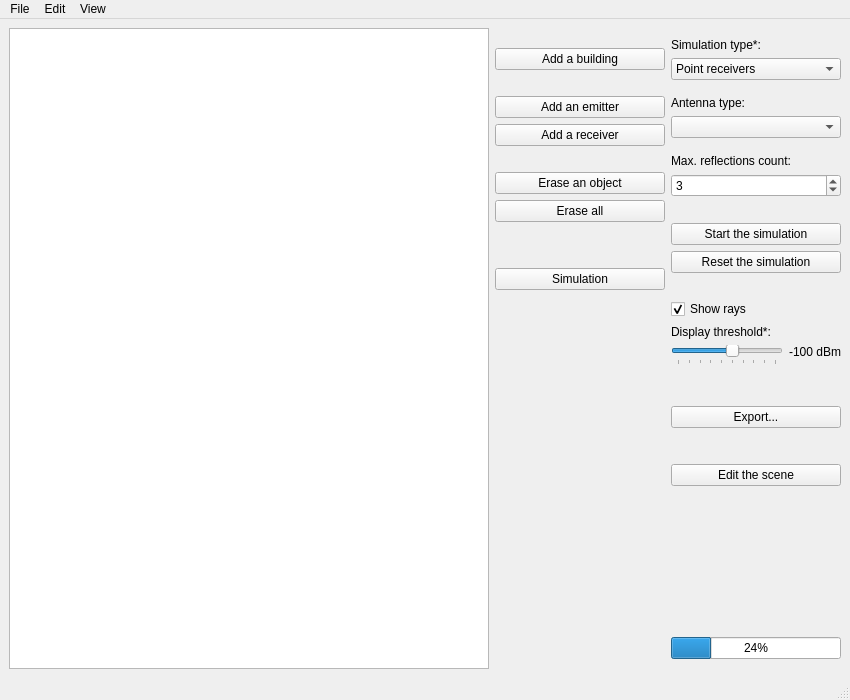
First picture: the form in Source/mainwindow.ui, repository mathphi/ELEC-H415_5G-Small-Cells, before the edit.
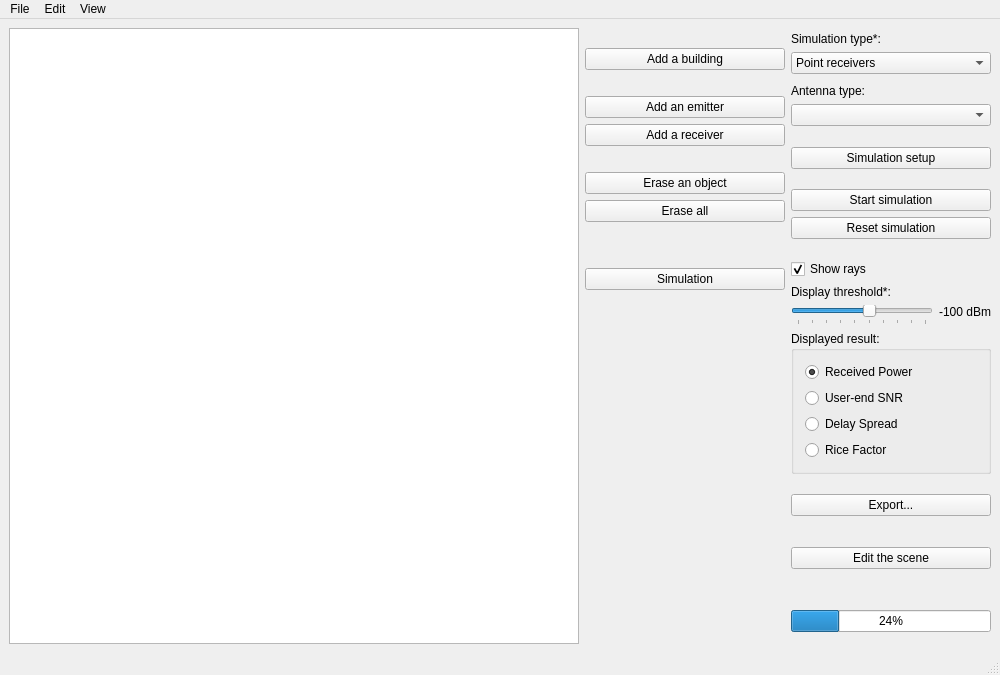
Second picture: the form after the edit. Icons and pictures are not drawn.

Diff of the .ui file:
```diff
--- a/Source/mainwindow.ui
+++ b/Source/mainwindow.ui
@@ -6,14 +6,14 @@
    <rect>
     <x>0</x>
     <y>0</y>
-    <width>850</width>
-    <height>700</height>
+    <width>1000</width>
+    <height>675</height>
    </rect>
   </property>
   <property name="minimumSize">
    <size>
     <width>850</width>
-    <height>650</height>
+    <height>675</height>
    </size>
   </property>
   <property name="windowTitle">
@@ -188,7 +188,7 @@
          </property>
          <property name="sizeHint" stdset="0">
           <size>
-           <width>170</width>
+           <width>200</width>
            <height>10</height>
           </size>
          </property>
@@ -218,7 +218,7 @@
           <enum>Qt::Vertical</enum>
          </property>
          <property name="sizeType">
-          <enum>QSizePolicy::Fixed</enum>
+          <enum>QSizePolicy::Maximum</enum>
          </property>
          <property name="sizeHint" stdset="0">
           <size>
@@ -267,7 +267,7 @@
           <enum>Qt::Vertical</enum>
          </property>
          <property name="sizeType">
-          <enum>QSizePolicy::Fixed</enum>
+          <enum>QSizePolicy::Maximum</enum>
          </property>
          <property name="sizeHint" stdset="0">
           <size>
@@ -302,52 +302,39 @@
           <item>
            <widget class="QComboBox" name="combobox_antennas_type"/>
           </item>
-          <item>
-           <spacer name="verticalSpacer_14">
-            <property name="orientation">
-             <enum>Qt::Vertical</enum>
-            </property>
-            <property name="sizeType">
-             <enum>QSizePolicy::Fixed</enum>
-            </property>
-            <property name="sizeHint" stdset="0">
-             <size>
-              <width>20</width>
-              <height>10</height>
-             </size>
-            </property>
-           </spacer>
-          </item>
          </layout>
         </widget>
        </item>
-       <item>
-        <widget class="QLabel" name="label">
-         <property name="text">
-          <string>Max. reflections count:</string>
-         </property>
-         <property name="wordWrap">
-          <bool>true</bool>
-         </property>
-        </widget>
-       </item>
-       <item>
-        <widget class="QSpinBox" name="spinbox_reflections">
-         <property name="minimum">
-          <number>0</number>
-         </property>
-         <property name="value">
-          <number>3</number>
-         </property>
-        </widget>
-       </item>
        <item>
         <spacer name="verticalSpacer_9">
          <property name="orientation">
           <enum>Qt::Vertical</enum>
          </property>
          <property name="sizeType">
-          <enum>QSizePolicy::Fixed</enum>
+          <enum>QSizePolicy::Maximum</enum>
+         </property>
+         <property name="sizeHint" stdset="0">
+          <size>
+           <width>20</width>
+           <height>20</height>
+          </size>
+         </property>
+        </spacer>
+       </item>
+       <item>
+        <widget class="QPushButton" name="button_simSetup">
+         <property name="text">
+          <string>Simulation setup</string>
+         </property>
+        </widget>
+       </item>
+       <item>
+        <spacer name="verticalSpacer_13">
+         <property name="orientation">
+          <enum>Qt::Vertical</enum>
+         </property>
+         <property name="sizeType">
+          <enum>QSizePolicy::Maximum</enum>
          </property>
          <property name="sizeHint" stdset="0">
           <size>
@@ -360,14 +347,14 @@
        <item>
         <widget class="QPushButton" name="button_simControl">
          <property name="text">
-          <string>Start the simulation</string>
+          <string>Start simulation</string>
          </property>
         </widget>
        </item>
        <item>
         <widget class="QPushButton" name="button_simReset">
          <property name="text">
-          <string>Reset the simulation</string>
+          <string>Reset simulation</string>
          </property>
         </widget>
        </item>
@@ -377,7 +364,7 @@
           <enum>Qt::Vertical</enum>
          </property>
          <property name="sizeType">
-          <enum>QSizePolicy::Fixed</enum>
+          <enum>QSizePolicy::Maximum</enum>
          </property>
          <property name="sizeHint" stdset="0">
           <size>
@@ -387,6 +374,21 @@
          </property>
         </spacer>
        </item>
+       <item>
+        <widget class="QWidget" name="group_show_rays" native="true">
+         <layout class="QVBoxLayout" name="verticalLayout_6">
+          <property name="leftMargin">
+           <number>0</number>
+          </property>
+          <property name="topMargin">
+           <number>0</number>
+          </property>
+          <property name="rightMargin">
+           <number>0</number>
+          </property>
+          <property name="bottomMargin">
+           <number>0</number>
+          </property>
        <item>
         <widget class="QCheckBox" name="checkbox_rays">
          <property name="text">
@@ -464,21 +466,60 @@
          </item>
         </layout>
        </item>
+         </layout>
+        </widget>
+       </item>
        <item>
-        <spacer name="verticalSpacer_13">
-         <property name="orientation">
-          <enum>Qt::Vertical</enum>
+        <widget class="QGroupBox" name="group_result_type">
+         <property name="title">
+          <string>Displayed result:</string>
          </property>
-         <property name="sizeType">
-          <enum>QSizePolicy::Fixed</enum>
-         </property>
-         <property name="sizeHint" stdset="0">
-          <size>
-           <width>20</width>
-           <height>15</height>
-          </size>
-         </property>
-        </spacer>
+         <layout class="QVBoxLayout" name="verticalLayout_3">
+          <property name="leftMargin">
+           <number>11</number>
+          </property>
+          <property name="topMargin">
+           <number>11</number>
+          </property>
+          <property name="rightMargin">
+           <number>11</number>
+          </property>
+          <property name="bottomMargin">
+           <number>11</number>
+          </property>
+          <item>
+           <widget class="QRadioButton" name="radio_result_power">
+            <property name="text">
+             <string>Received Power</string>
+            </property>
+            <property name="checked">
+             <bool>true</bool>
+            </property>
+           </widget>
+          </item>
+          <item>
+           <widget class="QRadioButton" name="radio_result_SNR">
+            <property name="text">
+             <string>User-end SNR</string>
+            </property>
+           </widget>
+          </item>
+          <item>
+           <widget class="QRadioButton" name="radio_result_delay">
+            <property name="text">
+             <string>Delay Spread</string>
+            </property>
+           </widget>
+          </item>
+          <item>
+           <widget class="QRadioButton" name="radio_result_rice">
+            <property name="text">
+             <string>Rice Factor</string>
+            </property>
+           </widget>
+          </item>
+         </layout>
+        </widget>
        </item>
        <item>
         <spacer name="verticalSpacer_11">
@@ -486,7 +527,7 @@
           <enum>Qt::Vertical</enum>
          </property>
          <property name="sizeType">
-          <enum>QSizePolicy::Fixed</enum>
+          <enum>QSizePolicy::Maximum</enum>
          </property>
          <property name="sizeHint" stdset="0">
           <size>
@@ -509,7 +550,7 @@
           <enum>Qt::Vertical</enum>
          </property>
          <property name="sizeType">
-          <enum>QSizePolicy::Fixed</enum>
+          <enum>QSizePolicy::Maximum</enum>
          </property>
          <property name="sizeHint" stdset="0">
           <size>
@@ -546,6 +587,8 @@
         </spacer>
        </item>
        <item>
+        <layout class="QHBoxLayout" name="horizontalLayout_3">
+         <item>
         <widget class="QProgressBar" name="progressbar_simulation">
          <property name="sizePolicy">
           <sizepolicy hsizetype="Minimum" vsizetype="Fixed">
@@ -562,6 +605,24 @@
         </widget>
        </item>
        <item>
+          <spacer name="verticalSpacer_14">
+           <property name="orientation">
+            <enum>Qt::Vertical</enum>
+           </property>
+           <property name="sizeType">
+            <enum>QSizePolicy::Minimum</enum>
+           </property>
+           <property name="sizeHint" stdset="0">
+            <size>
+             <width>0</width>
+             <height>25</height>
+            </size>
+           </property>
+          </spacer>
+         </item>
+        </layout>
+       </item>
+       <item>
         <spacer name="horizontalSpacer_2">
          <property name="orientation">
           <enum>Qt::Horizontal</enum>
@@ -571,7 +632,7 @@
          </property>
          <property name="sizeHint" stdset="0">
           <size>
-           <width>170</width>
+           <width>200</width>
            <height>10</height>
           </size>
          </property>
@@ -587,8 +648,8 @@
     <rect>
      <x>0</x>
      <y>0</y>
-     <width>850</width>
-     <height>22</height>
+     <width>1000</width>
+     <height>26</height>
     </rect>
    </property>
    <widget class="QMenu" name="menuFile">
```
Left out of the diff: 19 changed lines with no effect on the pictures. Lines whose indentation alone changed are shown as unchanged.
